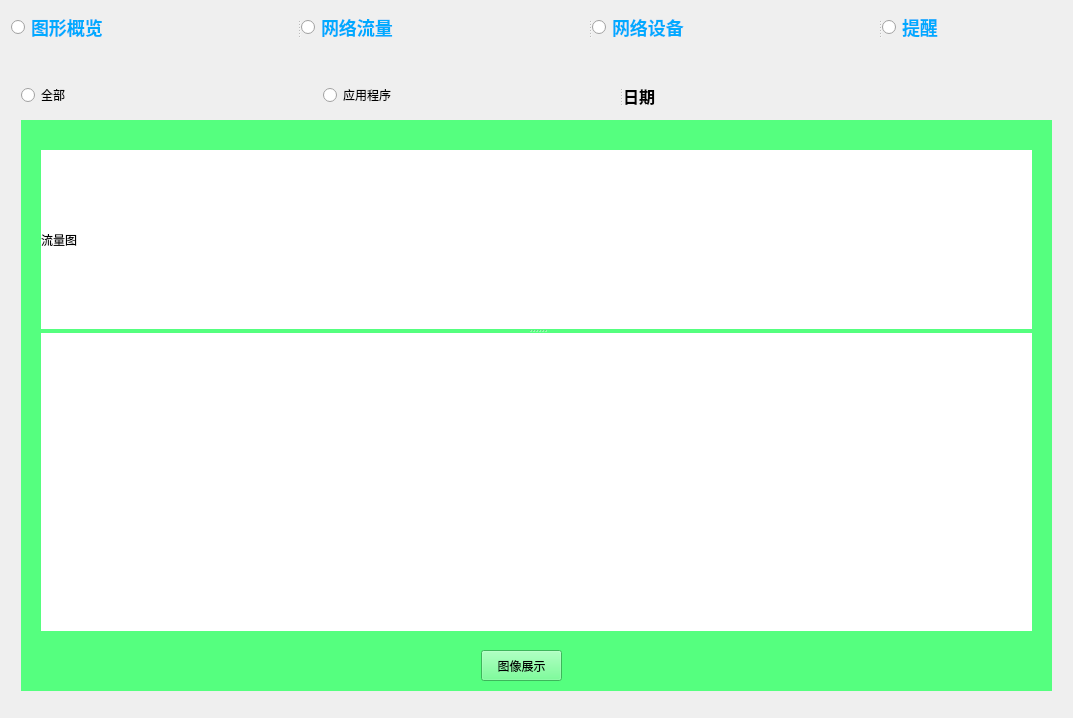
This is flow/qt_2.ui in 2001hhhu/Ptms as Qt 5 draws it before an edit. The edited form follows.
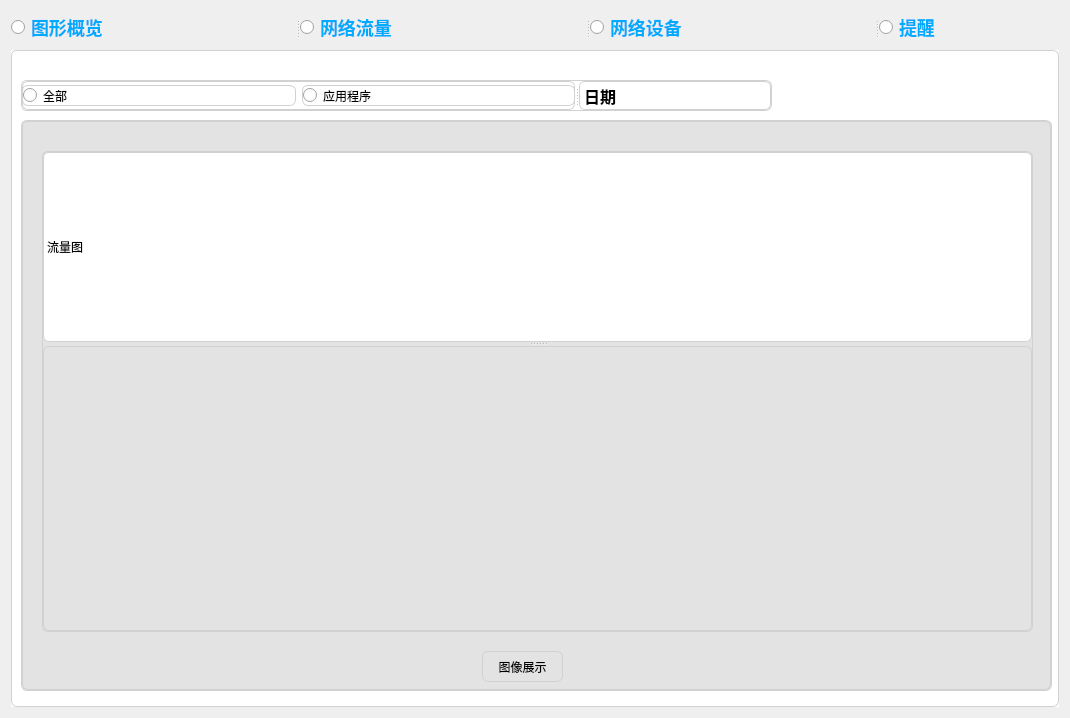
This is the edited form. The open tabs and pages were chosen to show the change. Custom widgets are drawn as their Qt base class.

The edit to the form file:
```diff
--- a/flow/qt_2.ui
+++ b/flow/qt_2.ui
@@ -6,7 +6,7 @@
    <rect>
     <x>0</x>
     <y>0</y>
-    <width>1073</width>
+    <width>1070</width>
     <height>718</height>
    </rect>
   </property>
@@ -51,6 +51,12 @@
    </item>
    <item row="1" column="0">
     <widget class="QStackedWidget" name="stack_1">
+     <property name="styleSheet">
+      <string notr="true">.QStackedWidget{
+	background-color: rgb(255, 255, 255);
+	
+}</string>
+     </property>
      <property name="currentIndex">
       <number>0</number>
      </property>
@@ -207,6 +213,11 @@
       </layout>
      </widget>
      <widget class="QWidget" name="page_2">
+      <property name="styleSheet">
+       <string notr="true">border:1px solid rgb(209, 209, 209);
+border-radius:6px;
+</string>
+      </property>
       <widget class="QSplitter" name="splitter_10">
        <property name="geometry">
         <rect>
@@ -265,14 +276,22 @@
         </rect>
        </property>
        <property name="styleSheet">
-        <string notr="true">*{
-	background-color:rgb(85, 255, 127)
-}</string>
+        <string notr="true">background-color: rgb(227, 227, 227);
+
+
+
+
+
+
+</string>
        </property>
        <property name="currentIndex">
         <number>1</number>
        </property>
        <widget class="QWidget" name="page_7">
+        <property name="styleSheet">
+         <string notr="true"/>
+        </property>
         <widget class="QPushButton" name="button1">
          <property name="geometry">
           <rect>
@@ -317,9 +336,7 @@
          </widget>
          <widget class="MplWidget2" name="asss" native="true">
           <property name="styleSheet">
-           <string notr="true">*{
-	background-color:white
-}</string>
+           <string notr="true"/>
           </property>
          </widget>
         </widget>
```
Left out of the diff: 15 changed lines with no effect on the pictures.
